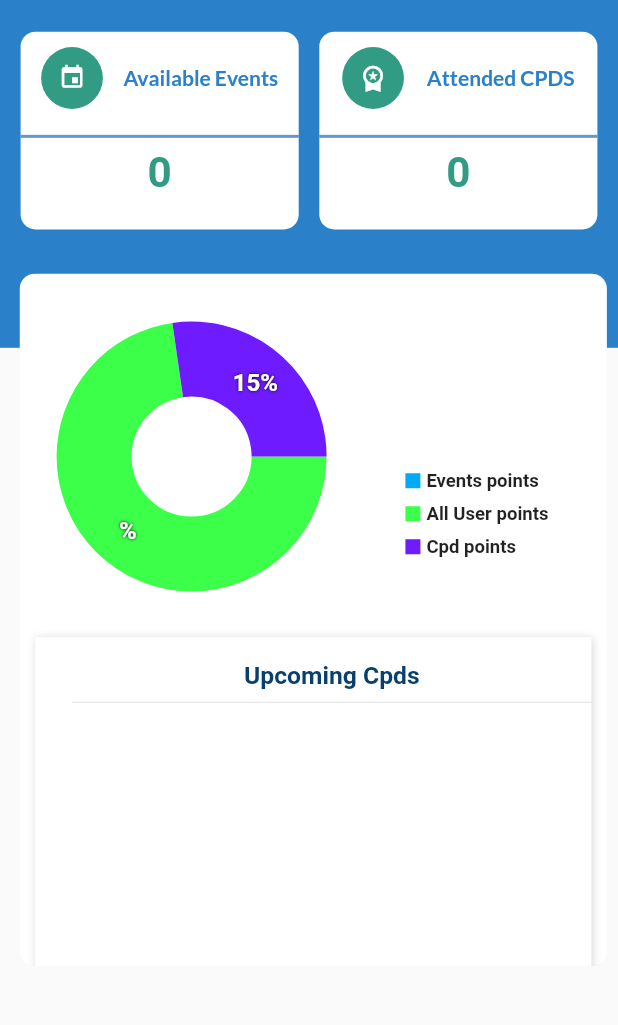
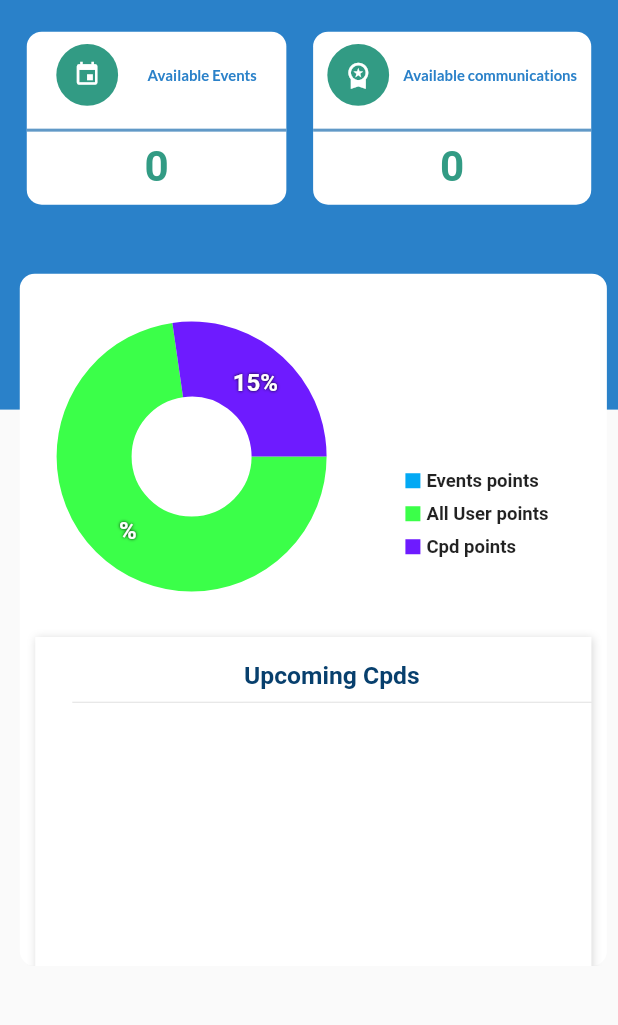
Before and after one commit to ampaignitious/ippu, a Flutter app: the HomeScreen screen opened directly, on a phone screen of 412 x 824 dp, the part 107-1132 px from its top. Run offline on Flutter 3.47's test engine with Material 2 defaults, Android fonts, the phone set to English and light mode, and no system bars; drawn by our look-alikes of fl_chart; our stand-ins replace dio, flutter_html, fluttertoast, google_fonts, image_picker, pdf and 2 more; accounts and stored records are empty; generated files the repository leaves out were written again; network calls fail.

Commit message:
added more features on the home screen

```diff
--- a/lib/Widgets/CpdsScreenWidgets/attendedCpdListHorizontalView.dart
+++ b/lib/Widgets/CpdsScreenWidgets/attendedCpdListHorizontalView.dart
@@ -95,7 +95,23 @@ Future<List<CpdModel>> fetchCpdData() async {
                       CpdModel data =  CpdData [index];
                       return Row(
                         children: [
-                          Container(
+                          InkWell(
+                            onTap: (){
+                               Navigator.push(context, MaterialPageRoute(builder: (context){
+                            return  AttendedSingleCpdDisplay(
+                                content: data.content,
+                                target_group: data.targetGroup,
+                                startDate: data.startDate,
+                                endDate: data.endDate,
+                                type: data.type,
+                                location: data.location,
+                                imagelink: 'http://app.ippu.or.ug/storage/banners/${data.banner}',
+                                cpdsname: data.topic,
+
+                            );
+                          }));
+                            },
+                            child: Container(
                               height: size.height*0.3,
                               width: size.width*0.64,
                               decoration: BoxDecoration(
@@ -121,9 +137,6 @@ Future<List<CpdModel>> fetchCpdData() async {
                                     height: size.height*0.22,
                                       width: size.width*0.56,
                                       decoration: BoxDecoration(
-                                // border: Border.all(
-                                //   color: Colors.lightBlue,
-                                // ),
                                   image: DecorationImage(image: NetworkImage("http://app.ippu.or.ug/storage/banners/${data.banner}")),
                                                   ),
                                   ),
@@ -156,6 +169,7 @@ Future<List<CpdModel>> fetchCpdData() async {
                                )
 
                                                 ],
+                              ),
                             ),
                           ),
                      SizedBox(
--- a/lib/Widgets/DrawerWidget/DrawerWidget.dart
+++ b/lib/Widgets/DrawerWidget/DrawerWidget.dart
@@ -34,28 +34,7 @@ AuthController authController = AuthController();
  Navigator.pushReplacement(context, MaterialPageRoute(builder: (context) {
       return LoginScreen();
     }));
-  // final userData = Provider.of<UserProvider>(context, listen: false).user;
 
-  // // Define the URL with userData.id
-  // final apiUrl = 'http://app.ippu.or.ug/api/logout';
-
-  // // Define the headers with the bearer token
-  // final headers = {
-  //   'Authorization': 'Bearer ${userData?.token}',
-  // };
-  // try {
-  //   final response = await http.get(Uri.parse(apiUrl), headers: headers);
-  //   if (response.statusCode == 200) {
-  //   print('Logged out successfully');
-  //   Navigator.pushReplacement(context, MaterialPageRoute(builder: (context) {
-  //     return LoginScreen();
-  //   }));
-  //   }else{
-
-  //   }
-  // }catch(e){
-  //   print(e);
-  // }
 
 }
 //
@@ -72,7 +51,7 @@ AuthController authController = AuthController();
               },
                 child: UserAccountsDrawerHeader(
                   decoration: BoxDecoration(
-                    color: Colors.blue,
+                    color: Color.fromARGB(255, 42, 129, 201),
                   ),
                   currentAccountPicture: CircleAvatar(backgroundImage: AssetImage('assets/image9.png'),),
                   accountName: Text("${userData!.name}"), accountEmail: Text("${userData.email}")),
--- a/lib/Widgets/HomeScreenWidgets/FirstDisplaySection.dart
+++ b/lib/Widgets/HomeScreenWidgets/FirstDisplaySection.dart
@@ -3,6 +3,7 @@ import 'package:google_fonts/google_fonts.dart';
 import 'package:ippu/Screens/CommunicationScreen.dart';
 import 'package:ippu/Screens/CpdsScreen.dart';
 import 'package:ippu/Screens/EventsScreen.dart';
+import 'package:ippu/Screens/JobsScreen.dart';
 import 'package:ippu/Screens/UserAppGuide.dart';
 import 'package:ippu/Widgets/CpdsScreenWidgets/AttendedCpdsScreen.dart';
 import 'package:ippu/Widgets/HomeScreenWidgets/FirstSetOfRows.dart';
@@ -64,7 +65,7 @@ int totalCPDS = 0;
     return Stack(
       children: [
         Container(
-          height: size.height * 0.30,
+          height: size.height * 0.35,
           width: size.width * 1,
           decoration: BoxDecoration(
             color: Color.fromARGB(255, 42, 129, 201),
@@ -96,6 +97,8 @@ int totalCPDS = 0;
                 SizedBox(height: size.height * 0.018),
                 // SecondSetOfRows(),
                 // SizedBox(height: size.height * 0.018),
+
+                //
                 InkWell(
                   onTap: () {
                     Navigator.push(context, MaterialPageRoute(builder: (context) {
@@ -161,7 +164,12 @@ int totalCPDS = 0;
                     ),
                   ),
                 ),
+
+                //
+
                 SizedBox(height: size.height * 0.024),
+
+                //
                 InkWell(
                   onTap: () {
                     Navigator.push(context, MaterialPageRoute(builder: (context) {
@@ -176,7 +184,7 @@ int totalCPDS = 0;
                       gradient: LinearGradient(
                         colors: [
                           Color.fromARGB(255, 42, 129, 201),
-                          Color.fromARGB(255, 42, 129, 201),
+                          Color.fromARGB(255, 42, 201, 161),
                         ],
                         begin: Alignment.centerLeft,
                         end: Alignment.centerRight,
@@ -226,7 +234,11 @@ int totalCPDS = 0;
                     ),
                   ),
                 ),
+
+                //
                 SizedBox(height: size.height * 0.024),
+
+                //
                 InkWell(
                   onTap: () {
                     Navigator.push(context, MaterialPageRoute(builder: (context) {
@@ -291,7 +303,81 @@ int totalCPDS = 0;
                     ),
                   ),
                 ),
+
+                //
+
                 SizedBox(height: size.height * 0.024),
+
+                //
+                InkWell(
+                  onTap: () {
+                    Navigator.push(context, MaterialPageRoute(builder: (context) {
+                      return JobsScreen();
+                    }));
+                  },
+                  child: Container(
+                    height: size.height * 0.098,
+                    width: size.width * 0.9,
+                    decoration: BoxDecoration(
+                      borderRadius: BorderRadius.circular(5),
+                      gradient: LinearGradient(
+                        colors: [
+                          Color.fromARGB(255, 42, 129, 201),
+                          Color.fromARGB(255, 42, 201, 161),
+                        ],
+                        begin: Alignment.centerLeft,
+                        end: Alignment.centerRight,
+                      ),
+                      boxShadow: [
+                        BoxShadow(
+                            color: Colors.white,
+                            offset: Offset(0.8, 0.3),
+                            blurRadius: 0.3,
+                            spreadRadius: 0.3),
+                        BoxShadow(
+                            color: Colors.grey,
+                            offset: Offset(0.3, 0.9),
+                            blurRadius: 0.3,
+                            spreadRadius: 0.3),
+                      ],
+                    ),
+                    child: Row(
+                    mainAxisAlignment: MainAxisAlignment.spaceAround,
+                      children: [
+                        Padding(
+                          padding: EdgeInsets.only(left: size.width * 0.05),
+                          child: Icon(
+                            Icons.info,
+                            color: Colors.white,
+                            size: size.height * 0.040,
+                          ),
+                        ),
+                        Padding(
+                          padding: EdgeInsets.only(left: size.width * 0.055),
+                          child: Text(
+                            "Available jobs",
+                            style: TextStyle(color: Colors.white, fontSize: size.height * 0.020),
+                          ),
+                        ),
+                        Padding(
+                          padding: EdgeInsets.only(left: size.width * 0.04),
+                          child: Container(
+                            height: size.height * 0.06,
+                            width: size.width * 0.20,
+                            decoration: BoxDecoration(
+                                border: Border.all(color: Colors.white),
+                                borderRadius: BorderRadius.circular(8)),
+                            child: Center(child: Text("${communications}", style: TextStyle(color: Colors.white))),
+                          ),
+                        ),
+                      ],
+                    ),
+                  ),
+                ),
+                SizedBox(height: size.height * 0.024),
+
+
+                //
                 InkWell(
                   onTap: () {
                     Navigator.push(context, MaterialPageRoute(builder: (context) {
@@ -345,6 +431,8 @@ int totalCPDS = 0;
                     ),
                   ),
                 ),
+
+              //
               ],
             ),
           ),
--- a/lib/Widgets/HomeScreenWidgets/StatDisplayRow.dart
+++ b/lib/Widgets/HomeScreenWidgets/StatDisplayRow.dart
@@ -17,13 +17,16 @@ class _StatDisplayRowState extends State<StatDisplayRow> {
    final event = Provider.of<UserProvider>(context).Events;
     final size = MediaQuery.of(context).size;
        final attendedCpds = Provider.of<UserProvider>(context).attendedCpd;
+          final communications = Provider.of<UserProvider>(context).totalCommunications;
+
+
     return Row(
                       mainAxisAlignment: MainAxisAlignment.spaceEvenly,
                       children: [
                         // the home screen section displays ( available events)
                     Container(
-                    height: size.height*0.16,
-                    width: size.width*0.45,
+                    height: size.height*0.14,
+                    width: size.width*0.42,
                     decoration: BoxDecoration(
                       borderRadius: BorderRadius.circular(10),
                       color: Colors.white,
@@ -36,7 +39,7 @@ class _StatDisplayRowState extends State<StatDisplayRow> {
                           children: [
                             // container containing the event icon
                             Container(
-                    height: size.height*0.075,
+                    height: size.height*0.070,
                     width: size.width*0.10,
                     decoration: BoxDecoration(
                       shape: BoxShape.circle,
@@ -48,6 +51,7 @@ class _StatDisplayRowState extends State<StatDisplayRow> {
                     ),
                     Text("Available Events", style: GoogleFonts.lato(
                       fontWeight: FontWeight.bold,
+                      fontSize: size.height*0.012,
                       color: Color.fromARGB(255, 42, 129, 201),
                     ))
                           ],
@@ -63,7 +67,7 @@ class _StatDisplayRowState extends State<StatDisplayRow> {
                     ),
                     // attend CPD
                   Container(
-                    height: size.height*0.16,
+                    height: size.height*0.14,
                     width: size.width*0.45,
                     decoration: BoxDecoration(
                       borderRadius: BorderRadius.circular(10),
@@ -77,7 +81,7 @@ class _StatDisplayRowState extends State<StatDisplayRow> {
                           children: [
                             // container containing the event icon
                             Container(
-                    height: size.height*0.075,
+                    height: size.height*0.070,
                     width: size.width*0.10,
                     decoration: BoxDecoration(
                       shape: BoxShape.circle,
@@ -88,8 +92,9 @@ class _StatDisplayRowState extends State<StatDisplayRow> {
                       size: size.height*0.024,
                       ),
                     ),
-                    Text("Attended CPDS", style: GoogleFonts.lato(
+                    Text("Available communications", style: GoogleFonts.lato(
                       fontWeight: FontWeight.bold,
+                      fontSize: size.height*0.012,
                       color: Color.fromARGB(255, 42, 129, 201),
                     ))
                           ],
@@ -99,7 +104,7 @@ class _StatDisplayRowState extends State<StatDisplayRow> {
                           thickness: 2,
                           color: Color.fromARGB(210, 63, 131, 187),
                         ),
-                    Center(child: Text("${attendedCpds}", style: TextStyle(fontSize: size.height*0.0342, fontWeight: FontWeight.bold, color: Color.fromARGB(255, 50, 155, 132),letterSpacing: 1),))
+                    Center(child: Text("${communications}", style: TextStyle(fontSize: size.height*0.0342, fontWeight: FontWeight.bold, color: Color.fromARGB(255, 50, 155, 132),letterSpacing: 1),))
                       ],
                     ),
                     ),
```
Lines whose indentation alone changed are shown as unchanged.
